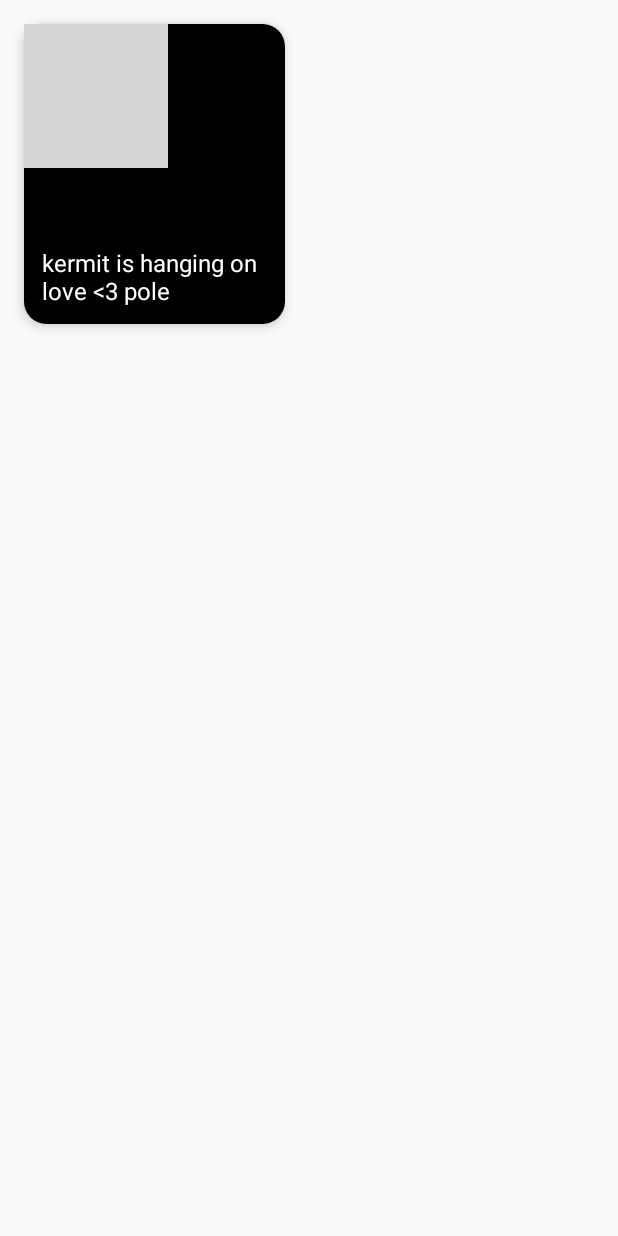
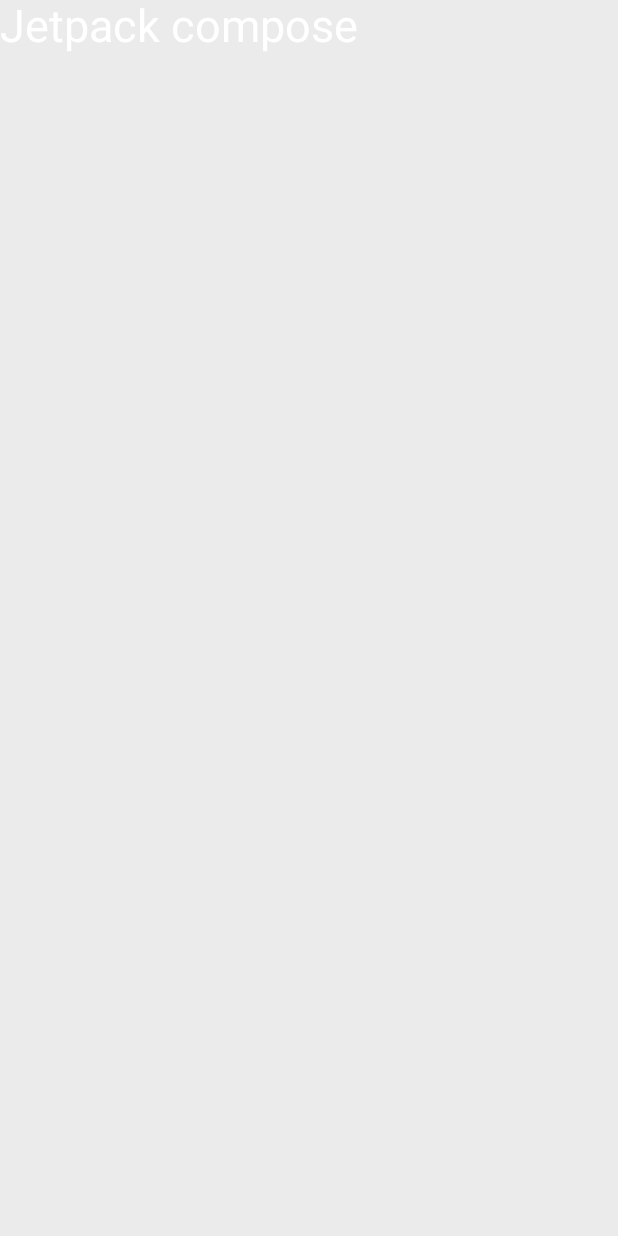
Before and after one commit to rehmanjameel/Kotlin-Jetpack-Compose, an Android app built with Jetpack Compose: the screen it shows after launch (MainActivity), on a phone screen of 412 x 824 dp. Run offline under Robolectric (Android 15) with nearby library versions, the phone set to English and light mode, and no system bars; Roboto replaces fonts that are not available here; grey boxes are pictures that could not be loaded.

Commit message:
working on fonts

```diff
--- a/app/src/main/java/com/example/firstcomposeapp/MainActivity.kt
+++ b/app/src/main/java/com/example/firstcomposeapp/MainActivity.kt
@@ -1,94 +1,50 @@
 package com.example.firstcomposeapp
 
+import android.graphics.fonts.FontFamily
 import android.os.Bundle
 import androidx.activity.ComponentActivity
 import androidx.activity.compose.setContent
-import androidx.compose.foundation.Image
 import androidx.compose.foundation.background
 import androidx.compose.foundation.layout.Box
 import androidx.compose.foundation.layout.fillMaxSize
 import androidx.compose.foundation.layout.fillMaxWidth
-import androidx.compose.foundation.layout.height
 import androidx.compose.foundation.layout.padding
-import androidx.compose.foundation.shape.RoundedCornerShape
-import androidx.compose.material3.Card
-import androidx.compose.material3.CardDefaults
 import androidx.compose.material3.Text
-import androidx.compose.runtime.Composable
-import androidx.compose.ui.Alignment
 import androidx.compose.ui.Modifier
-import androidx.compose.ui.graphics.Brush
 import androidx.compose.ui.graphics.Color
-import androidx.compose.ui.graphics.painter.Painter
-import androidx.compose.ui.layout.ContentScale
 import androidx.compose.ui.res.painterResource
-import androidx.compose.ui.text.TextStyle
+import androidx.compose.ui.text.font.Font
+import androidx.compose.ui.text.font.FontWeight
 import androidx.compose.ui.unit.dp
 import androidx.compose.ui.unit.sp
 
 class MainActivity : ComponentActivity() {
+
     override fun onCreate(savedInstanceState: Bundle?) {
         super.onCreate(savedInstanceState)
+//        val fontFamily: FontFamily(
+//            Font(R.font.lexend_regular, FontWeight.Thin),
+//            Font(R.font.lexend_black, FontWeight.Thin),
+//            Font(R.font.lexend_bold, FontWeight.Thin),
+//            Font(R.font.lexend_extrabold, FontWeight.Thin),
+//            Font(R.font.lexend_light, FontWeight.Thin),
+//            Font(R.font.lexend_medium, FontWeight.Thin),
+//            Font(R.font.lexend_semibold, FontWeight.Thin),
+//            Font(R.font.lexend_extralight, FontWeight.Thin)
+//        )
         setContent {
-            val painter = painterResource(id = R.drawable.kermit)
-            val description = "kermit is hanging on <3 love pole"
-            val title = "kermit is hanging on love <3 pole"
 
             Box(modifier = Modifier
-                .fillMaxWidth(0.5f)
-                .padding(16.dp)) {
-                ImageCard(
-                    painter = painter,
-                    contentDescription = description,
-                    title = title
+                .fillMaxSize()
+                .background(Color(0xFF10101010))) {
+                Text(text = "Jetpack compose",
+                    color = Color.White,
+                    fontSize = 30.sp
                 )
             }
+
         }
 
     }
 
 }
-
-@Composable
-fun ImageCard(
-    painter: Painter,
-    contentDescription: String,
-    title: String,
-    modifier: Modifier = Modifier
-) {
-    Card(
-        modifier = modifier.fillMaxWidth(),
-        shape = RoundedCornerShape(15.dp),
-        elevation = CardDefaults.cardElevation(
-            defaultElevation = 5.dp
-        )
-    ) {
-
-        Box(modifier = Modifier.height(200.dp)) {
-            Image(
-                painter = painter,
-                contentDescription = contentDescription,
-                contentScale = ContentScale.FillBounds
-            )
-            Box(modifier = Modifier
-                .fillMaxSize()
-                .background(
-                    Brush.verticalGradient(
-                        colors = listOf(
-                            Color.Transparent,
-                            Color.Black
-                        ),
-                        startY = 300f
-                    )
-                )
-            )
-            Box(modifier = Modifier
-                .fillMaxSize()
-                .padding(12.dp),
-                contentAlignment = Alignment.BottomStart // align the text box at the bottom of image box
-            ) {
-                Text(text = title, style = TextStyle(color = Color.White, fontSize = 16.sp))
-            }
-        }
-    }
-}
```
